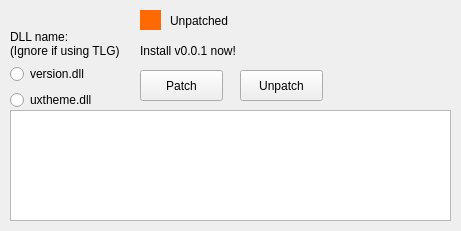
The window that src/ui/widget_main.ui (KevinVG207/Uma-Carotene-English-Patch) describes before a commit, drawn with Qt 5.
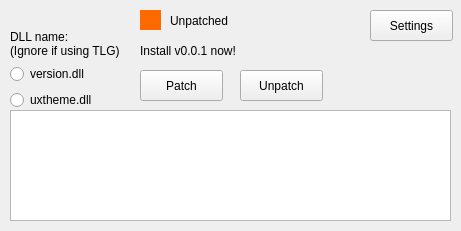
The same window after the commit.

Commit message: Initial implementation of customization settings

```diff
--- a/src/ui/widget_main.ui
+++ b/src/ui/widget_main.ui
@@ -173,6 +173,19 @@
     </item>
    </layout>
   </widget>
+  <widget class="QPushButton" name="btn_settings">
+   <property name="geometry">
+    <rect>
+     <x>370</x>
+     <y>10</y>
+     <width>83</width>
+     <height>31</height>
+    </rect>
+   </property>
+   <property name="text">
+    <string notr="true">Settings</string>
+   </property>
+  </widget>
  </widget>
  <resources/>
  <connections/>
```
The commit also changes 7 other files.
